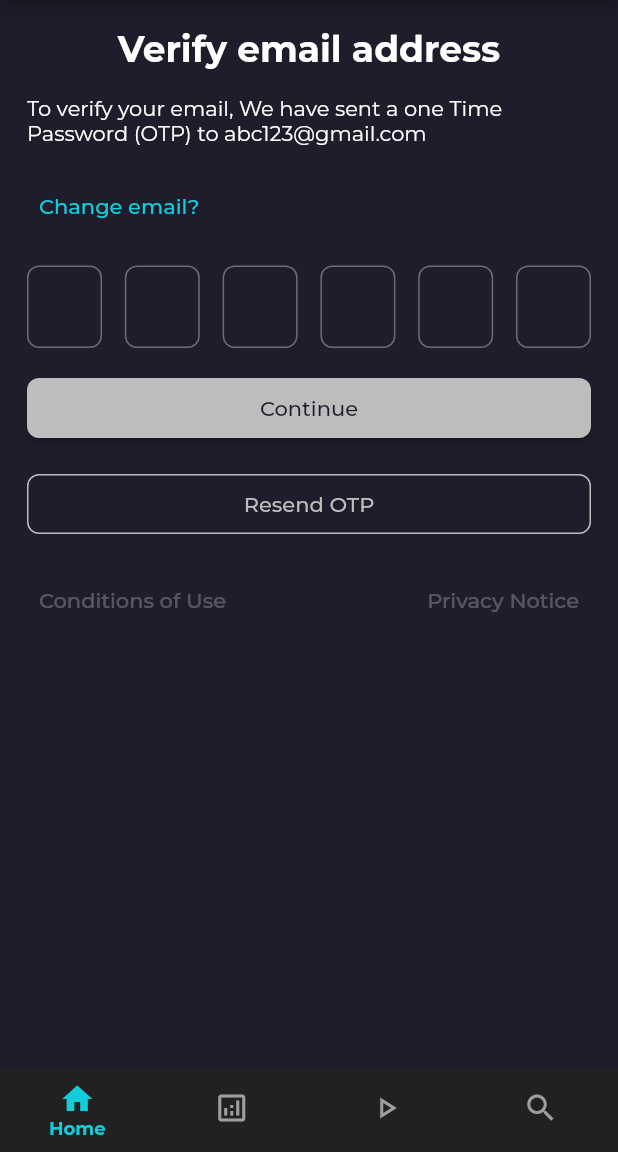
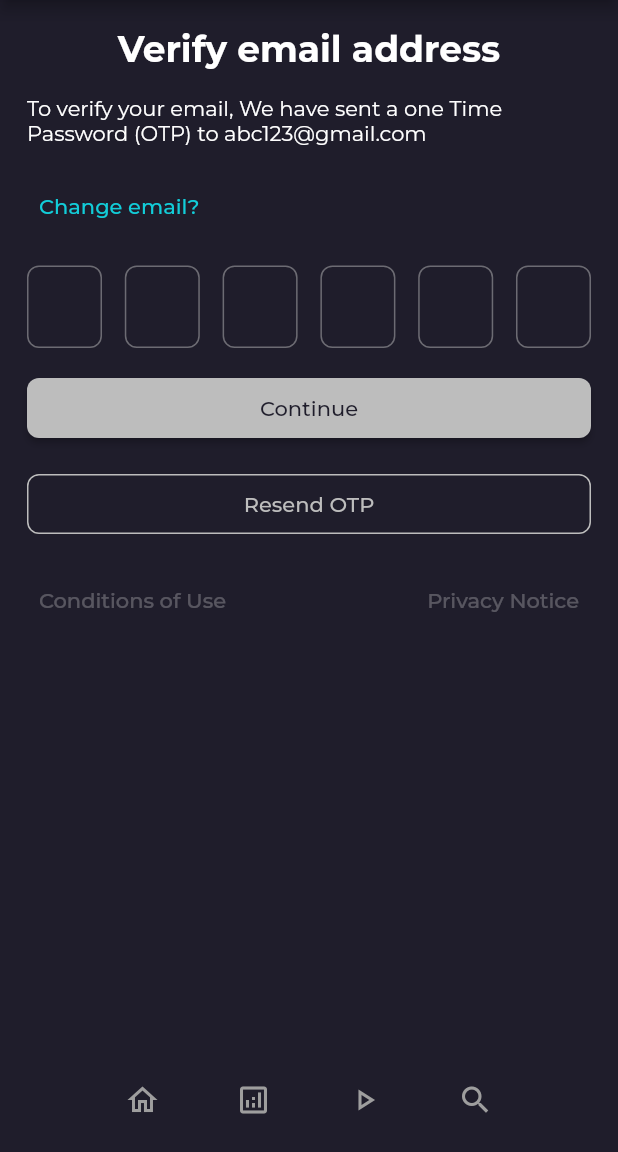
Before and after one commit to ismaildrcn/imdb-app-frontend, a Flutter app: the VerifyEmailPage screen opened by its route, on a phone screen of 412 x 824 dp, the part 84-1236 px from its top. Run offline on Flutter 3.47's test engine with Material 3 defaults, Android fonts, the phone set to English and light mode, and no system bars; our stand-ins replace dio, email_validator, flutter_dotenv, flutter_markdown, go_router, toggle_switch; network calls fail.

Commit message:
Add custom bottom navigation bar

```diff
--- /dev/null
+++ b/lib/features/home/widgets/bottom_navigation_bar.dart
@@ -0,0 +1,102 @@
+import 'package:flutter/material.dart';
+import 'package:go_router/go_router.dart';
+
+class CustomBottomNavigationBar extends StatefulWidget {
+  final GoRouterState state;
+  const CustomBottomNavigationBar({super.key, required this.state});
+
+  @override
+  State<CustomBottomNavigationBar> createState() =>
+      _CustomBottomNavigationBarState();
+}
+
+class _CustomBottomNavigationBarState extends State<CustomBottomNavigationBar> {
+  @override
+  Widget build(BuildContext context) {
+    final String location = widget.state.uri.toString();
+    return SizedBox(
+      width: double.infinity,
+      height: 70,
+      child: Row(
+        spacing: 10,
+        mainAxisAlignment: MainAxisAlignment.center,
+        children: [
+          navigationItem(
+            context,
+            icon: Icons.home_outlined,
+            activeIcon: Icons.home,
+            label: "Home",
+            isActive: location == '/',
+            onTap: () => GoRouter.of(context).go('/'),
+          ),
+          navigationItem(
+            context,
+            icon: Icons.analytics_outlined,
+            activeIcon: Icons.analytics_rounded,
+            label: "Browser",
+            isActive: location == '/browser',
+            onTap: () => GoRouter.of(context).go('/browser'),
+          ),
+          navigationItem(
+            context,
+            icon: Icons.play_arrow_outlined,
+            activeIcon: Icons.play_arrow_rounded,
+            label: "Discover",
+            isActive: location == '/discover',
+            onTap: () => GoRouter.of(context).go('/discover'),
+          ),
+          navigationItem(
+            context,
+            icon: Icons.search,
+            activeIcon: Icons.search_rounded,
+            label: "Profile",
+            isActive: location == '/profile',
+            onTap: () => GoRouter.of(context).go('/profile'),
+          ),
+        ],
+      ),
+    );
+  }
+
+  Widget navigationItem(
+    context, {
+    required IconData icon,
+    required IconData activeIcon,
+    required String label,
+    required bool isActive,
+    required VoidCallback? onTap,
+  }) {
+    return GestureDetector(
+      onTap: onTap,
+      child: Container(
+        decoration: isActive
+            ? BoxDecoration(
+                color: Theme.of(context).colorScheme.onSurface,
+                borderRadius: BorderRadius.circular(10),
+              )
+            : null,
+        child: Padding(
+          padding: const EdgeInsets.symmetric(horizontal: 20, vertical: 10),
+          child: isActive
+              ? Row(
+                  spacing: 10,
+                  children: [
+                    Icon(
+                      activeIcon,
+                      size: 24,
+                      color: Theme.of(context).colorScheme.primary,
+                    ),
+                    Text(
+                      label,
+                      style: TextStyle(
+                        color: Theme.of(context).colorScheme.primary,
+                      ),
+                    ),
+                  ],
+                )
+              : Row(children: [Icon(icon, size: 24, color: Colors.grey[500])]),
+        ),
+      ),
+    );
+  }
+}
```
Also changed, not shown: lib/app/router.dart (+2 -59 lines), lib/features/home/home.dart (+6 -4 lines), lib/features/home/movie_page.dart (+8 -1 lines).
